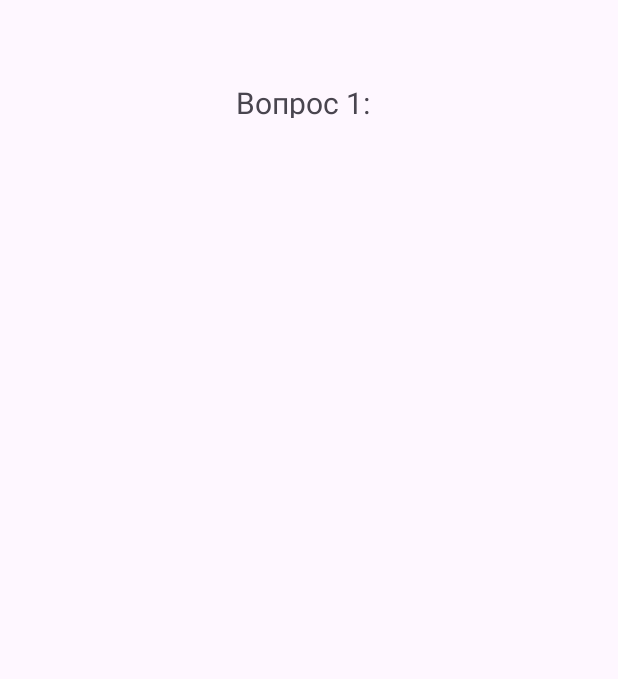
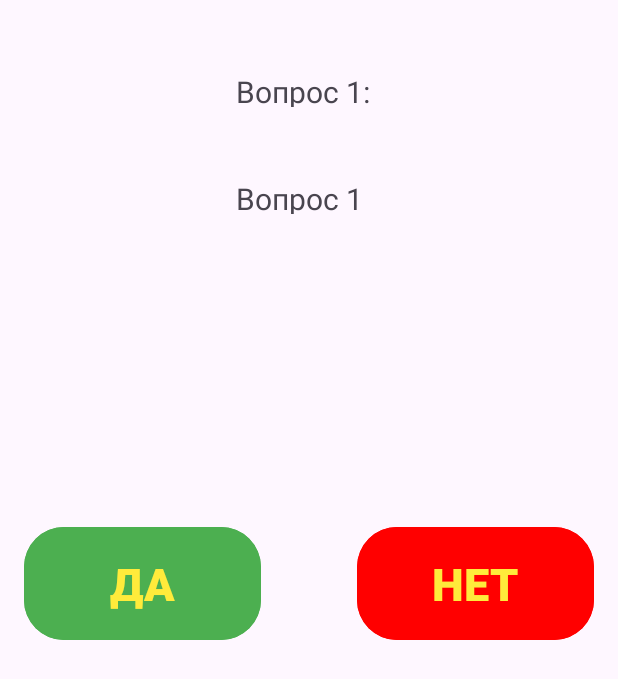
Before and after one commit to Trebulkins/Lab4_Mobile, an Android app: the screen it shows after launch (MainActivity), on a phone screen of 412 x 824 dp. Before the commit the part shown is almost empty. Shown: the top 679 px of the screen. Run offline under Robolectric (Android 15) with nearby library versions, the phone set to English and light mode, and no system bars.

Commit message:
button update

```diff
--- a/app/src/main/java/com/example/lab4_mobile/MainActivity.kt
+++ b/app/src/main/java/com/example/lab4_mobile/MainActivity.kt
@@ -1,10 +1,16 @@
 package com.example.lab4_mobile
 
+import android.annotation.SuppressLint
 import android.os.Bundle
+import android.view.View
+import android.widget.Button
+import android.widget.TextView
+import android.widget.Toast
 import androidx.activity.enableEdgeToEdge
 import androidx.appcompat.app.AppCompatActivity
 import androidx.core.view.ViewCompat
 import androidx.core.view.WindowInsetsCompat
+
 
 class MainActivity : AppCompatActivity() {
     override fun onCreate(savedInstanceState: Bundle?) {
@@ -16,7 +22,38 @@ class MainActivity : AppCompatActivity() {
             v.setPadding(systemBars.left, systemBars.top, systemBars.right, systemBars.bottom)
             insets
         }
+        val questions = listOf("Вопрос 1", "Вопрос 2", "ВОПРОС 3!")
+        val yesb = findViewById<Button>(R.id.YESbutton)
+        val nob = findViewById<Button>(R.id.NObutton)
+        val nextb = findViewById<Button>(R.id.NEXTbutton)
+        val que = findViewById<TextView>(R.id.Question)
 
-        val questions = listOf("Вопрос 1", "Вопрос 2", "ВОПРОС 3!")
+        var i = 0
+
+        nextb.visibility = View.INVISIBLE
+        que.text = questions[i]
+        yesb.setOnClickListener {
+            Toast.makeText(this, "АГА!", Toast.LENGTH_SHORT).show()
+            nextb.visibility = View.VISIBLE
+            yesb.visibility = View.INVISIBLE
+            nob.visibility = View.INVISIBLE
+        }
+
+        nob.setOnClickListener {
+            Toast.makeText(this, "НЕА!", Toast.LENGTH_SHORT).show()
+            nextb.visibility = View.VISIBLE
+            yesb.visibility = View.INVISIBLE
+            nob.visibility = View.INVISIBLE
+        }
+
+        nextb.setOnClickListener {
+            Toast.makeText(this, "СЛЕДУЮЩИЙ ВОПРОС", Toast.LENGTH_SHORT).show()
+            nextb.visibility = View.INVISIBLE
+            yesb.visibility = View.VISIBLE
+            nob.visibility = View.VISIBLE
+            i++
+            que.text = questions[i]
+        }
+
     }
 }
--- a/app/src/main/res/layout/activity_main.xml
+++ b/app/src/main/res/layout/activity_main.xml
@@ -12,10 +12,75 @@
         android:layout_height="24dp"
         android:text="Вопрос 1:"
         android:textSize="20sp"
+        app:layout_constraintBottom_toTopOf="@+id/Question"
+        app:layout_constraintEnd_toEndOf="parent"
+        app:layout_constraintStart_toStartOf="parent"
+        app:layout_constraintTop_toTopOf="parent" />
+
+    <TextView
+        android:id="@+id/Question"
+        android:layout_width="97dp"
+        android:layout_height="24dp"
+        android:text="(Вопрос)"
+        android:textSize="20sp"
         app:layout_constraintBottom_toBottomOf="parent"
         app:layout_constraintEnd_toEndOf="parent"
         app:layout_constraintStart_toStartOf="parent"
         app:layout_constraintTop_toTopOf="parent"
-        app:layout_constraintVertical_bias="0.068" />
+        app:layout_constraintVertical_bias="0.148" />
+
+    <Button
+        android:id="@+id/YESbutton"
+        android:layout_width="158dp"
+        android:layout_height="83dp"
+        android:backgroundTint="#4CAF50"
+        android:onClick="sayYES"
+        android:text="ДА"
+        android:textAlignment="center"
+        android:textAllCaps="false"
+        android:textColor="#FFEB3B"
+        android:textSize="30sp"
+        android:textStyle="bold"
+        app:cornerRadius="40px"
+        app:layout_constraintBottom_toBottomOf="parent"
+        app:layout_constraintEnd_toEndOf="parent"
+        app:layout_constraintHorizontal_bias="0.062"
+        app:layout_constraintStart_toStartOf="parent"
+        app:layout_constraintTop_toTopOf="parent"
+        app:layout_constraintVertical_bias="0.469" />
+
+    <Button
+        android:id="@+id/NObutton"
+        android:layout_width="158dp"
+        android:layout_height="83dp"
+        android:backgroundTint="#FF0000"
+        android:text="НЕТ"
+        android:textAlignment="center"
+        android:textAllCaps="false"
+        android:textColor="#FFEB3B"
+        android:textSize="30sp"
+        android:textStyle="bold"
+        app:cornerRadius="40px"
+        app:layout_constraintBottom_toBottomOf="parent"
+        app:layout_constraintEnd_toEndOf="parent"
+        app:layout_constraintHorizontal_bias="0.936"
+        app:layout_constraintStart_toStartOf="parent"
+        app:layout_constraintTop_toTopOf="parent"
+        app:layout_constraintVertical_bias="0.469" />
+
+    <Button
+        android:id="@+id/NEXTbutton"
+        android:layout_width="378dp"
+        android:layout_height="84dp"
+        android:backgroundTint="#9C27B0"
+        android:text="ДАЛЬШЕ"
+        android:textSize="34sp"
+        android:textStyle="bold"
+        app:layout_constraintBottom_toBottomOf="parent"
+        app:layout_constraintEnd_toEndOf="parent"
+        app:layout_constraintHorizontal_bias="0.484"
+        app:layout_constraintStart_toStartOf="parent"
+        app:layout_constraintTop_toTopOf="parent"
+        app:layout_constraintVertical_bias="0.468" />
 
 </androidx.constraintlayout.widget.ConstraintLayout>
```
